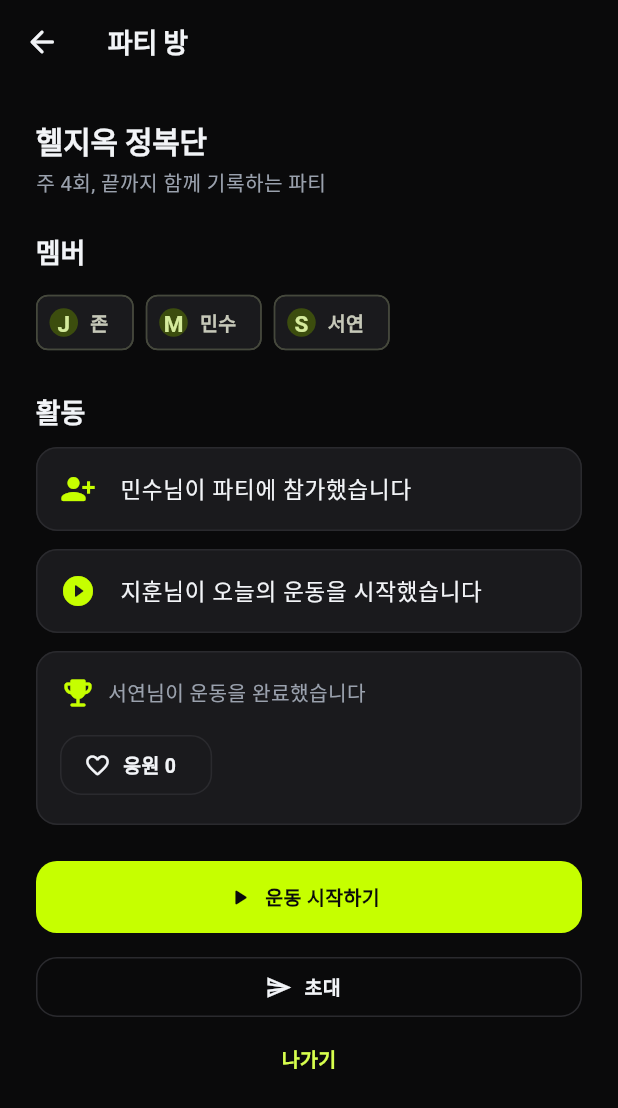
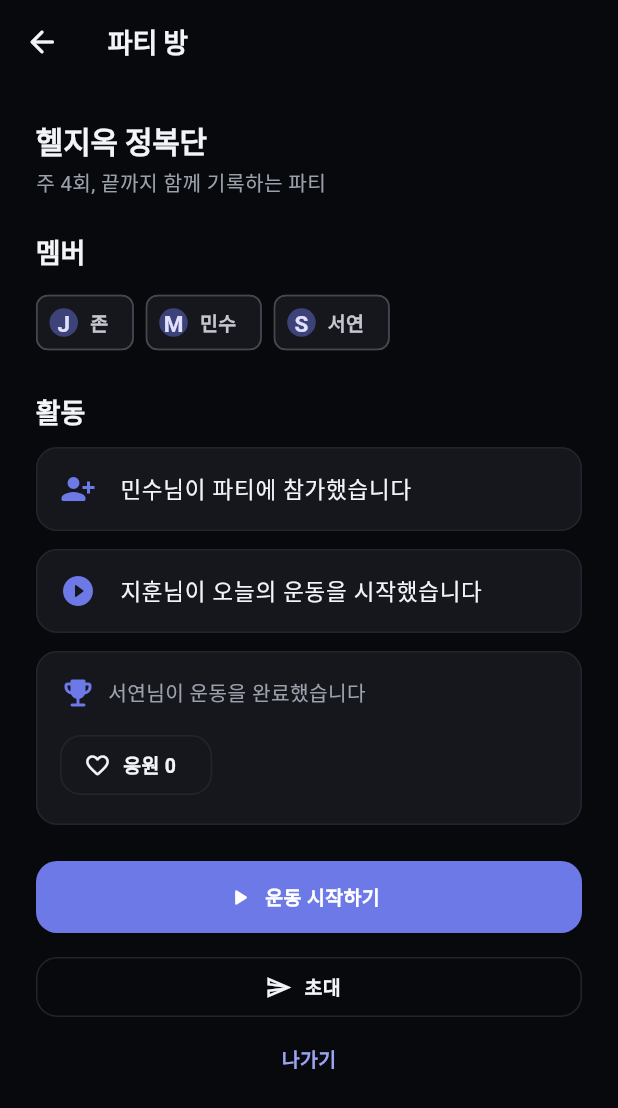
Before and after one commit to john097elon/hell-setlog, a Flutter app: the PartyRoomPage screen opened by its route, on a phone screen of 412 x 824 dp. Shown: the top 1108 px of the screen. Run offline on Flutter 3.47's test engine with Material 3 defaults, Android fonts, the phone set to English and light mode, and no system bars; our stand-ins replace drift, fl_chart, flutter_riverpod, go_router, riverpod_annotation; accounts and stored records are empty; generated files the repository leaves out were written again.

Commit message:
style(theme): Apple×Nike×Linear 합성 — Linear식 인디고 프리미엄
Linear식 쿨 니어블랙(#08090C) + 저대비 경계 + 정제된 인디고 액센트(#6E79E8)
+ 인디고 위 흰 전경. Nike 볼드 숫자/Apple 절제는 타이포·여백에서 유지.
라임→인디고. 브라우저 확장 미연결로 라이브 클론 대신 참조 합성. v+3.
analyze 0, test 61.

Co-Authored-By: Claude Opus 4.8 <noreply@anthropic.com>
Claude-Session: https://claude.ai/code/session_01PYwbMK2oF2GpiQqh5WyNzh
Co-authored-by: multica-agent <github@multica.ai>

```diff
--- a/lib/core/theme/app_theme.dart
+++ b/lib/core/theme/app_theme.dart
@@ -4,21 +4,21 @@ import 'package:flutter/material.dart';
 ///
 /// 중립색은 순수 회색 대신 브랜드(레드) 쪽으로 아주 살짝 치우쳐 "선택된" 느낌을 준다.
 abstract final class AppColors {
-  // ── Primitive: 트루블랙 계열 중립(볼트 라임 대비 극대화) ──
-  static const _n0 = Color(0xFF0A0A0B); // 가장 어두운 배경(트루블랙)
-  static const _n1 = Color(0xFF141416); // 살짝 올라온 표면
-  static const _n2 = Color(0xFF1A1A1D); // 카드
-  static const _n3 = Color(0xFF2A2A2E); // 경계/구분선
-  static const _n4 = Color(0xFF3A3A40); // 강한 경계
+  // ── Primitive: Linear식 쿨 니어블랙 중립 ──
+  static const _n0 = Color(0xFF08090C); // 가장 어두운 배경
+  static const _n1 = Color(0xFF101116); // 살짝 올라온 표면
+  static const _n2 = Color(0xFF16171D); // 카드
+  static const _n3 = Color(0xFF23242C); // 경계/구분선(저대비)
+  static const _n4 = Color(0xFF33353F); // 강한 경계
 
-  // ── Primitive: 볼트 라임 액센트 램프 ──
-  static const _lime = Color(0xFFC6FF00);
-  static const _limeBright = Color(0xFFD7FF4D);
-  static const _limeDim = Color(0xFFA6D900);
+  // ── Primitive: Linear 인디고 액센트 램프 ──
+  static const _indigo = Color(0xFF6E79E8);
+  static const _indigoBright = Color(0xFF9AA2F2);
+  static const _indigoDim = Color(0xFF5561D6);
 
   // ── Primitive: 시맨틱 상태색(액센트와 분리) ──
-  static const _green = Color(0xFF34D399); // 성공/PR/증가(라임과 구분되는 틸)
-  static const _amber = Color(0xFFFFB340); // 경고/주의
+  static const _green = Color(0xFF3FB950); // 성공/PR/증가
+  static const _amber = Color(0xFFE3B341); // 경고/주의
 
   // ── Semantic (화면에서 이 이름들을 쓴다) ──
   /// 앱 최하단 배경.
@@ -36,17 +36,17 @@ abstract final class AppColors {
   /// 강조 경계선.
   static const borderStrong = _n4;
 
-  /// 주요 브랜드/액센트 색(볼트 라임).
-  static const brand = _lime;
+  /// 주요 브랜드/액센트 색(Linear 인디고).
+  static const brand = _indigo;
 
   /// 밝은 브랜드(호버/보조 강조).
-  static const brandLight = _limeBright;
+  static const brandLight = _indigoBright;
 
   /// 눌린/진한 브랜드.
-  static const brandDim = _limeDim;
+  static const brandDim = _indigoDim;
 
-  /// 액센트 위에 얹는 전경색(라임은 밝아서 검정 텍스트).
-  static const onBrand = Color(0xFF0A0A0B);
+  /// 액센트 위에 얹는 전경색(인디고는 어두워서 흰색 텍스트).
+  static const onBrand = Color(0xFFFFFFFF);
 
   /// 본문 주 텍스트.
   static const text = Color(0xFFF2F4F7);
--- a/pubspec.yaml
+++ b/pubspec.yaml
@@ -1,7 +1,7 @@
 name: heal_setlog
 description: 헬스 기록 습관을 만드는 오프라인 퍼스트 운동 로그 앱.
 publish_to: none
-version: 0.1.0+2
+version: 0.1.0+3
 
 environment:
   sdk: ^3.12.2
```
